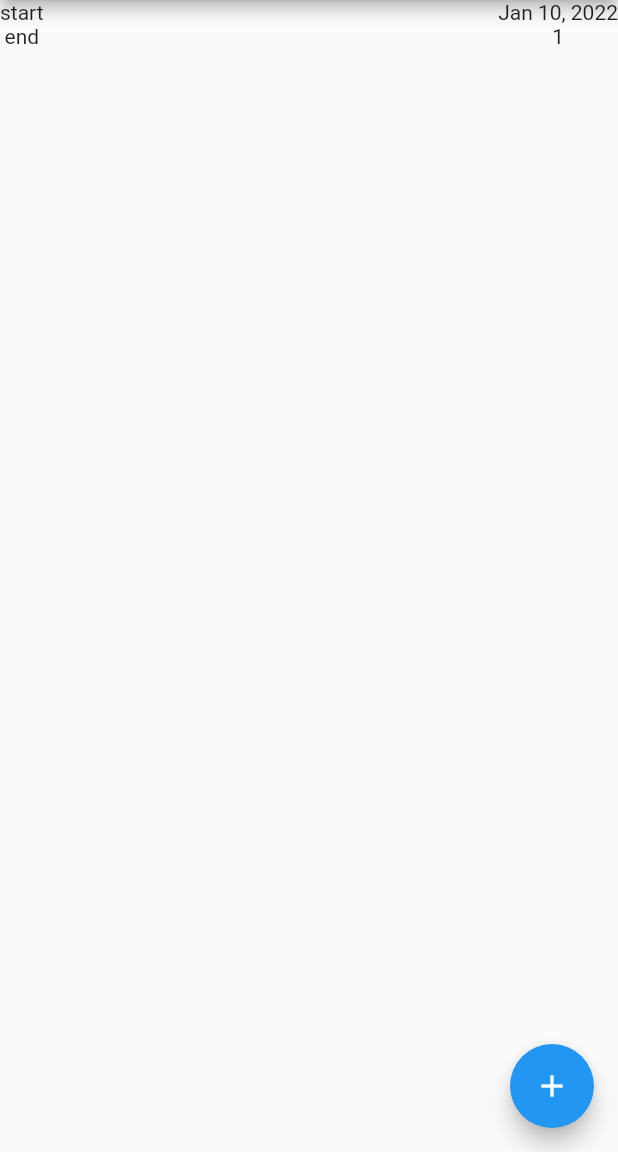
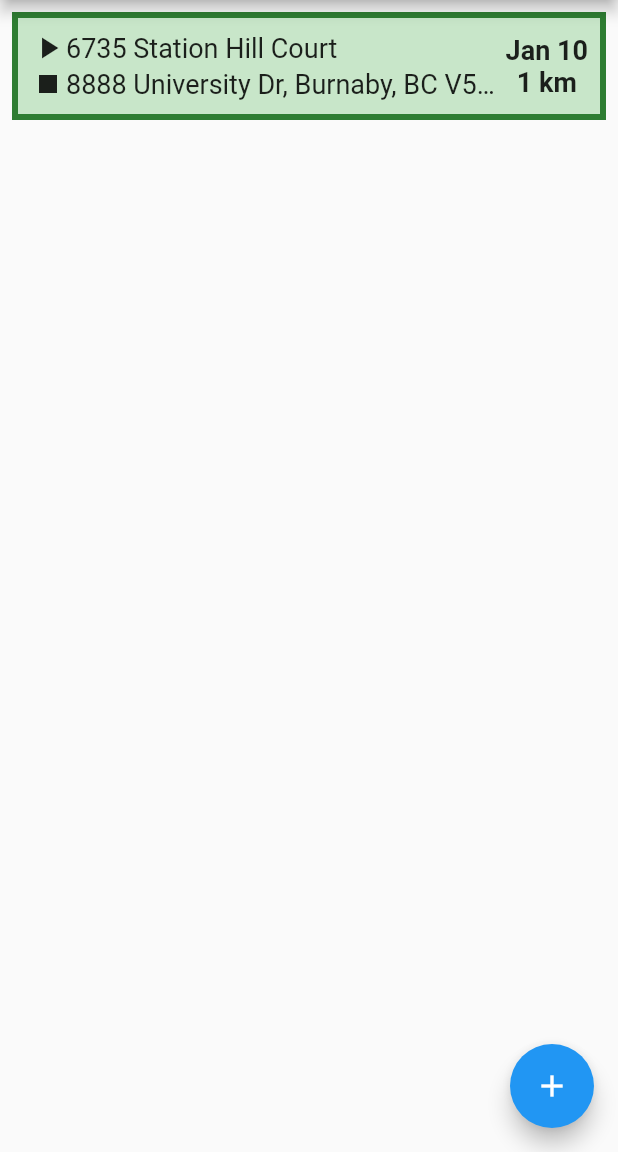
Before and after one commit to SheaJanke/Mileage-Tracker, a Flutter app: the screen it shows after launch, after a tap on the "add" icon, on a phone screen of 412 x 824 dp, the part 84-1236 px from its top. Run offline on Flutter 3.47's test engine with Material 2 defaults, Android fonts, the light colour scheme and no system bars.

Commit message:
Added stlying to the list items.

```diff
--- a/lib/Pages/trip_list_page.dart
+++ b/lib/Pages/trip_list_page.dart
@@ -39,7 +39,7 @@ class _TripListPageState extends State<TripListPage> {
       floatingActionButton: FloatingActionButton(
           onPressed: () {
             _tripList!
-                .addNewTrip(Trip(DateTime.now(), 0, 1, 'start', 'end', TripReason.buisness));
+                .addNewTrip(Trip(DateTime.now(), 0, 1, '6735 Station Hill Court', '8888 University Dr, Burnaby, BC V5A 1S6', TripReason.buisness));
             setState(() {
               _tripList = _tripList;
             });
--- a/lib/Widgets/trip_list_item.dart
+++ b/lib/Widgets/trip_list_item.dart
@@ -1,35 +1,93 @@
-
 import 'package:flutter/cupertino.dart';
+import 'package:flutter/material.dart';
 import 'package:mileage_tracker/DataTypes/trip.dart';
 import 'package:intl/intl.dart';
 
 class TripListItem extends StatelessWidget {
   final Trip _trip;
   String _date;
- // String test = DateFormat.yMMMEd()
+  int _distance;
 
-  TripListItem(Trip trip):
-    _trip = trip,
-    _date = DateFormat.yMMMd().format(trip.getDate());
+  final TextStyle boldStyle = const TextStyle(
+    fontSize: 18,
+    fontWeight: FontWeight.bold,
+  );
+
+  final TextStyle normalStyle = const TextStyle(
+    fontSize: 18,
+  );
+
+  TripListItem(Trip trip)
+      : _trip = trip,
+        _date = DateFormat.MMMd().format(trip.getDate()),
+        _distance = trip.calcTripDistance();
 
   @override
   Widget build(BuildContext context) {
-    return Row(
+    return Container(
+      margin: const EdgeInsets.only(left: 8, right: 8, top: 8),
+      decoration: BoxDecoration(
+        border: Border.all(color: Colors.green.shade800, width: 4),
+        color: Colors.green.shade100,
+      ),
+      child: Material(
+        color: Colors.transparent,
+        child: InkWell(
+          splashColor: Colors.green.shade300,
+          onTap: () => print("pressed"),
+          child: Padding(
+            padding: const EdgeInsets.all(8),
+            child: Row(
               children: [
-        Column(
+                Expanded(
+                  child: Column(
+                    crossAxisAlignment: CrossAxisAlignment.start,
                     children: [
-            Text(_trip.getStartAddress()),
-            Text(_trip.getEndAddress()),
+                      Row(
+                        children: [
+                          const Icon(Icons.play_arrow),
+                          Flexible(
+                            child: Text(
+                              _trip.getStartAddress(),
+                              style: normalStyle,
+                              overflow: TextOverflow.ellipsis,
+                            ),
+                          ),
                         ],
                       ),
-        const Spacer(),
-        Column(
+                      Row(
                         children: [
-            Text(_date),
-            Text(_trip.calcTripDistance().toString()),
+                          const Icon(Icons.stop),
+                          Flexible(
+                            child: Text(
+                              _trip.getEndAddress(),
+                              style: normalStyle,
+                              overflow: TextOverflow.ellipsis,
+                            ),
+                          ),
                         ],
                       ),
                     ],
+                  ),
+                ),
+                Column(
+                  crossAxisAlignment: CrossAxisAlignment.center,
+                  children: [
+                    Text(
+                      _date,
+                      style: boldStyle,
+                    ),
+                    Text(
+                      "$_distance km",
+                      style: boldStyle,
+                    ),
+                  ],
+                ),
+              ],
+            ),
+          ),
+        ),
+      ),
     );
   }
 }
```
Lines whose indentation alone changed are shown as unchanged.
